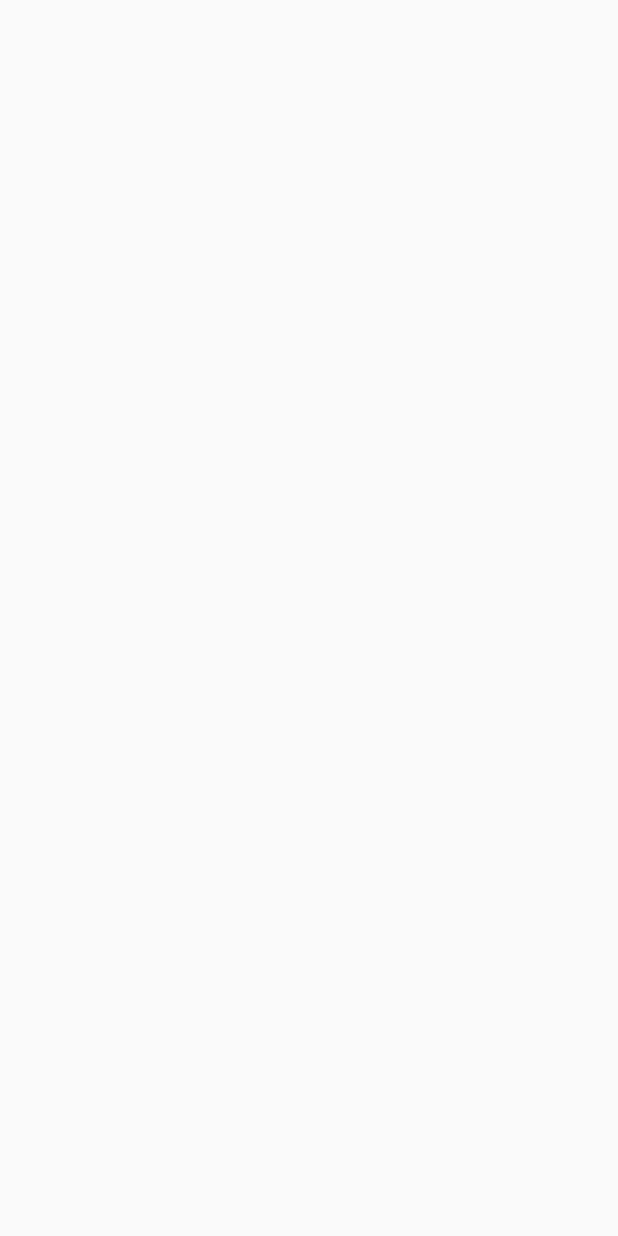
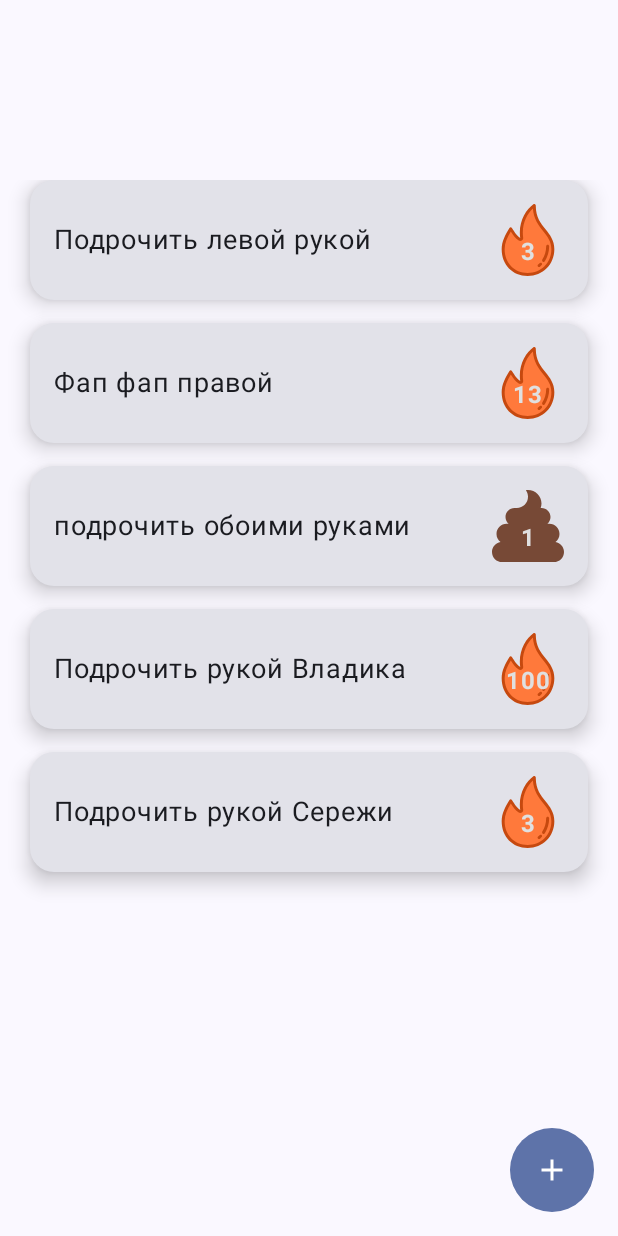
Before and after one commit to Ruslan794/HabiBoo, an Android app built with Jetpack Compose: the screen it shows after launch (MainActivity), on a phone screen of 412 x 824 dp. Before the commit the screen is empty. Run offline under Robolectric (Android 15) with nearby library versions, the phone set to English and light mode, and no system bars; our stand-ins replace livedata-compose.

Commit message:
Late commit. No idea what I`ve done

```diff
--- a/app/build.gradle.kts
+++ b/app/build.gradle.kts
@@ -9,7 +9,7 @@ android {
 
     defaultConfig {
         applicationId = "com.example.habiboo"
-        minSdk = 24
+        minSdk = 26
         targetSdk = 34
         versionCode = 1
         versionName = "1.0"
@@ -59,6 +59,9 @@ dependencies {
     implementation(libs.androidx.ui.graphics)
     implementation(libs.androidx.ui.tooling.preview)
     implementation(libs.androidx.material3)
+    implementation(libs.androidx.runtime.livedata)
+    implementation(libs.androidx.navigation.runtime.ktx)
+    implementation(libs.androidx.navigation.compose)
     testImplementation(libs.junit)
     androidTestImplementation(libs.androidx.junit)
     androidTestImplementation(libs.androidx.espresso.core)
--- /dev/null
+++ b/app/src/main/java/com/example/habiboo/domain/model/Habit.kt
@@ -0,0 +1,16 @@
+package com.example.habiboo.domain.model
+
+import java.time.LocalDateTime
+
+data class Habit (
+    val id: Int = 0, // will be assigned later by database
+    var name: String,
+    var note: String,
+    val notifications: NotificationSettings,
+    val dateOfCreation: LocalDateTime = LocalDateTime.now(),
+    val repetitions: List<LocalDateTime> = listOf(),
+    var currentStreak: Int = 0,
+    var biggestStreak: Int = 0,
+    var periodOfBiggestStreak: Pair<LocalDateTime, LocalDateTime>? = null,
+    var isDeleted: Boolean = false // when true is actually archived
+)
--- /dev/null
+++ b/app/src/main/java/com/example/habiboo/domain/model/NotificationEvent.kt
@@ -0,0 +1,4 @@
+package com.example.habiboo.domain.model
+
+
+data class NotificationEvent(var message: String)  // TODO(): To finish it
--- /dev/null
+++ b/app/src/main/java/com/example/habiboo/domain/model/NotificationSettings.kt
@@ -0,0 +1,12 @@
+package com.example.habiboo.domain.model
+
+// TODO(): To finish it
+
+class NotificationSettings (
+    var notificationsEnabled:Boolean,
+    var timedNotificationsEnabled: Boolean,
+    var randomNotificationsEnabled: Boolean,
+) {
+
+
+}
--- a/app/src/main/java/com/example/habiboo/presentation/HomeScreen.kt
+++ /dev/null
@@ -1,8 +0,0 @@
-package com.example.habiboo.presentation
-
-import androidx.compose.runtime.Composable
-
-@Composable
-fun HomeScreen (){
-
-}
--- a/app/src/main/java/com/example/habiboo/presentation/MainActivity.kt
+++ b/app/src/main/java/com/example/habiboo/presentation/MainActivity.kt
@@ -4,15 +4,23 @@ import android.os.Bundle
 import androidx.activity.ComponentActivity
 import androidx.activity.compose.setContent
 import androidx.activity.enableEdgeToEdge
-import com.example.habiboo.presentation.ui.theme.HabiBooTheme
+import androidx.activity.viewModels
+import androidx.navigation.compose.rememberNavController
+import com.example.habiboo.presentation.navigation.AppNavHost
+import com.example.habiboo.presentation.screens.homescreen.HomeScreen
+import com.example.habiboo.presentation.screens.homescreen.HomeScreenViewModel
+import com.example.habiboo.presentation.theme.HabiBooTheme
 
 class MainActivity : ComponentActivity() {
+
+    private val homeScreenViewModel by viewModels<HomeScreenViewModel> ()
+
     override fun onCreate(savedInstanceState: Bundle?) {
         super.onCreate(savedInstanceState)
         enableEdgeToEdge()
         setContent {
             HabiBooTheme {
-
+                AppNavHost(navController = rememberNavController())
             }
         }
     }
--- /dev/null
+++ b/app/src/main/java/com/example/habiboo/presentation/navigation/AppNavHost.kt
@@ -0,0 +1,29 @@
+package com.example.habiboo.presentation.navigation
+
+import androidx.activity.viewModels
+import androidx.compose.runtime.Composable
+import androidx.navigation.NavHostController
+import androidx.navigation.compose.NavHost
+import androidx.navigation.compose.composable
+import com.example.habiboo.presentation.screens.addhabitscreen.AddHabitScreen
+import com.example.habiboo.presentation.screens.homescreen.HomeScreen
+import com.example.habiboo.presentation.screens.homescreen.HomeScreenViewModel
+
+@Composable
+fun AppNavHost(
+    navController: NavHostController,
+    startDestination: String = NavDestination.Home.route,
+) {
+    NavHost(
+        navController = navController,
+        startDestination = startDestination
+    ) {
+        composable(NavDestination.Home.route) {
+            HomeScreen(navController)
+        }
+
+        composable(NavDestination.AddHabit.route){
+            AddHabitScreen(navController)
+        }
+    }
+}
--- /dev/null
+++ b/app/src/main/java/com/example/habiboo/presentation/navigation/NavigationRoutes.kt
@@ -0,0 +1,11 @@
+package com.example.habiboo.presentation.navigation
+
+enum class Screen {
+    HOME,
+    ADD_HABIT,
+}
+
+sealed class NavDestination(val route: String) {
+    data object Home : NavDestination(Screen.HOME.name)
+    data object AddHabit : NavDestination(Screen.ADD_HABIT.name)
+}
--- /dev/null
+++ b/app/src/main/java/com/example/habiboo/presentation/screens/addhabitscreen/AddHabitScreen.kt
@@ -0,0 +1,28 @@
+package com.example.habiboo.presentation.screens.addhabitscreen
+
+import androidx.compose.foundation.background
+import androidx.compose.foundation.layout.Column
+import androidx.compose.foundation.layout.fillMaxSize
+import androidx.compose.foundation.rememberScrollState
+import androidx.compose.foundation.verticalScroll
+import androidx.compose.material3.Icon
+import androidx.compose.runtime.Composable
+import androidx.compose.ui.Modifier
+import androidx.lifecycle.viewmodel.compose.viewModel
+import androidx.navigation.NavHostController
+import com.example.habiboo.presentation.theme.SoftPink80
+
+
+@Composable
+fun AddHabitScreen(navController: NavHostController, vm : AddHabitScreenViewModel = viewModel()) {
+    val scrollState = rememberScrollState()
+
+    Column(
+        modifier = Modifier
+            .fillMaxSize()
+            .verticalScroll(scrollState)
+            .background(color = SoftPink80)
+    ) {
+
+    }
+}
--- /dev/null
+++ b/app/src/main/java/com/example/habiboo/presentation/screens/addhabitscreen/AddHabitScreenViewModel.kt
@@ -0,0 +1,8 @@
+package com.example.habiboo.presentation.screens.addhabitscreen
+
+import androidx.compose.foundation.rememberScrollState
+import androidx.lifecycle.ViewModel
+
+class AddHabitScreenViewModel () : ViewModel() {
+
+}
--- /dev/null
+++ b/app/src/main/java/com/example/habiboo/presentation/screens/homescreen/HomeScreen.kt
@@ -0,0 +1,175 @@
+package com.example.habiboo.presentation.screens.homescreen
+
+import androidx.compose.foundation.Image
+import androidx.compose.foundation.clickable
+import androidx.compose.foundation.layout.Arrangement
+import androidx.compose.foundation.layout.Box
+import androidx.compose.foundation.layout.Column
+import androidx.compose.foundation.layout.Row
+import androidx.compose.foundation.layout.Spacer
+import androidx.compose.foundation.layout.fillMaxSize
+import androidx.compose.foundation.layout.fillMaxWidth
+import androidx.compose.foundation.layout.height
+import androidx.compose.foundation.layout.padding
+import androidx.compose.foundation.layout.size
+import androidx.compose.foundation.lazy.LazyColumn
+import androidx.compose.foundation.lazy.items
+import androidx.compose.foundation.shape.RoundedCornerShape
+import androidx.compose.material3.Button
+import androidx.compose.material3.Card
+import androidx.compose.material3.CardDefaults
+import androidx.compose.material3.FloatingActionButton
+import androidx.compose.material3.Icon
+import androidx.compose.material3.MaterialTheme
+import androidx.compose.material3.Scaffold
+import androidx.compose.material3.Text
+import androidx.compose.runtime.Composable
+import androidx.compose.runtime.livedata.observeAsState
+import androidx.compose.ui.Alignment
+import androidx.compose.ui.Modifier
+import androidx.compose.ui.draw.clip
+import androidx.compose.ui.graphics.vector.ImageVector
+import androidx.compose.ui.res.painterResource
+import androidx.compose.ui.res.vectorResource
+import androidx.compose.ui.text.font.FontWeight
+import androidx.compose.ui.unit.dp
+import androidx.compose.ui.unit.sp
+import androidx.lifecycle.viewmodel.compose.viewModel
+import androidx.navigation.NavHost
+import androidx.navigation.NavHostController
+import androidx.navigation.compose.rememberNavController
+import com.example.habiboo.R
+import com.example.habiboo.domain.model.Habit
+import com.example.habiboo.presentation.navigation.NavDestination
+import com.example.habiboo.presentation.theme.PrimaryTextDark
+
+@Composable
+fun HomeScreen(navController: NavHostController, vm: HomeScreenViewModel = viewModel()) {
+
+    val habitsState = vm.habits.observeAsState()
+    val onAddBtnClicked  = {  navController.navigate(NavDestination.AddHabit.route)  }
+
+    Scaffold(
+        topBar = { TopBar() },
+        floatingActionButton = { AddHabitButton(onAddBtnClicked = onAddBtnClicked) },
+        content = { padding ->
+            Column(
+                modifier = Modifier
+                    .fillMaxSize()
+                    .padding(padding)
+            ) {
+                if (habitsState.value?.isEmpty() == true) {
+                    EmptyListPlaceHolder()
+                } else {
+                    habitsState.value?.let { HabitList(it,
+                        onHabitClick = { habitId ->
+                     //   navController.navigate(NavDestination.A.createRoute(habitId))
+                    })  }
+                }
+            }
+        }
+    )
+
+}
+
+@Composable
+fun TopBar() {
+    Box(
+        modifier = Modifier
+            .fillMaxWidth()
+            .height(100.dp)
+    )
+    {
+
+    }
+}
+
+@Composable
+fun HabitList(habits: List<Habit>, onHabitClick: (String) -> Unit) {
+    LazyColumn(
+        modifier = Modifier
+            .fillMaxSize()
+            .padding(20.dp)
+    )
+    {
+        items(habits) { h ->
+            HabitCard(habit = h, onHabitClick)
+            Spacer(modifier = Modifier.size(15.dp))
+        }
+    }
+}
+
+@Composable
+fun HabitCard(habit: Habit,  onHabitClick: (String) -> Unit) {
+
+    val image = if (habit.currentStreak < 3) R.drawable.poop_icon
+                else R.drawable.fire_icon
+
+
+    Card(
+        shape = RoundedCornerShape(16.dp),
+        elevation = CardDefaults.cardElevation(defaultElevation = 8.dp),
+        modifier = Modifier
+            .fillMaxWidth()
+            .clickable { onHabitClick(habit.id.toString())}
+    ) {
+        Row(
+            horizontalArrangement = Arrangement.SpaceBetween,
+            verticalAlignment = Alignment.CenterVertically,
+            modifier = Modifier
+                .fillMaxSize()
+                .padding(16.dp)
+        ) {
+            Text(
+                text = habit.name,
+                style = MaterialTheme.typography.bodyLarge.copy(fontSize = 18.sp),
+            )
+            Box(
+                contentAlignment = Alignment.Center,
+                modifier = Modifier
+                    .size(48.dp)
+            ) {
+                Image(
+                    painter = painterResource(id = image),
+                    contentDescription = "Fire Icon",
+                    modifier = Modifier.size(48.dp)
+                )
+                Text(
+                    text = habit.currentStreak.toString(),
+                    fontSize = 16.sp,
+                    fontWeight = FontWeight.Bold,
+                    color = PrimaryTextDark,
+                    modifier = Modifier
+                        .padding(top = 20.dp, start = 4.dp, end = 4.dp, bottom = 4.dp)
+                )
+            }
+        }
+    }
+}
+
+@Composable
+fun EmptyListPlaceHolder() {
+    Column(
+        modifier = Modifier.fillMaxSize(),
+        verticalArrangement = Arrangement.Center,
+        horizontalAlignment = Alignment.CenterHorizontally
+    ) {
+
+        Text(text = "You have no habbits so far...\nStart right now!")
+        Spacer(modifier = Modifier.height(20.dp))
+    }
+}
+
+@Composable
+fun AddHabitButton(onAddBtnClicked:() -> Unit) {
+    FloatingActionButton(
+        onClick = { onAddBtnClicked() },
+        modifier = Modifier.clip(RoundedCornerShape(100.dp))
+    ) {
+        Icon(
+            imageVector = ImageVector.vectorResource(id = R.drawable.add_baseline),
+            contentDescription = "Add Habit",
+            tint = MaterialTheme.colorScheme.onPrimary
+        )
+    }
+}
--- /dev/null
+++ b/app/src/main/java/com/example/habiboo/presentation/screens/homescreen/HomeScreenViewModel.kt
@@ -0,0 +1,128 @@
+package com.example.habiboo.presentation.screens.homescreen
+
+import androidx.lifecycle.LiveData
+import androidx.lifecycle.MutableLiveData
+import androidx.lifecycle.ViewModel
+import androidx.lifecycle.viewModelScope
+import com.example.habiboo.domain.model.Habit
+import com.example.habiboo.domain.model.NotificationSettings
+import kotlinx.coroutines.delay
+import kotlinx.coroutines.launch
+import java.time.LocalDateTime
+
+class HomeScreenViewModel : ViewModel() {
+
+    private val _habits = MutableLiveData<List<Habit>>()
+    val habits: LiveData<List<Habit>> get() = _habits
+
+    init {
+        updateHabitsList()
+    }
+
+    fun updateHabitsList(){
+        viewModelScope.launch {
+            // _habits.value = emptyList()
+          // delay(2000)
+            _habits.value = habitsSample
+        }
+
+    }
+}
+
+
+
+val habitsSample = listOf(
+    Habit(
+        id = 1,
+        name = "Подрочить левой рукой",
+        note = "Дрочить левой рукой не удобно",
+        notifications = NotificationSettings(true, true, false),
+        dateOfCreation = LocalDateTime.now().minusDays(30),
+        repetitions = listOf(
+            LocalDateTime.now().minusDays(1),
+            LocalDateTime.now().minusDays(2),
+            LocalDateTime.now().minusDays(3)
+        ),
+        currentStreak = 3,
+        biggestStreak = 10,
+        periodOfBiggestStreak = Pair(LocalDateTime.now().minusDays(10), LocalDateTime.now()),
+        isDeleted = false
+    ),
+    Habit(
+        id = 2,
+        name = "Фап фап правой",
+        note = "Оч удобно",
+        notifications = NotificationSettings(
+            notificationsEnabled = true,
+            timedNotificationsEnabled = true,
+            randomNotificationsEnabled = true
+        ),
+        dateOfCreation = LocalDateTime.now().minusDays(20),
+        repetitions = listOf(
+            LocalDateTime.now().minusDays(1),
+            LocalDateTime.now().minusDays(2),
+            LocalDateTime.now().minusDays(3)
+        ),
+        currentStreak = 13,
+        biggestStreak = 13,
+        periodOfBiggestStreak = Pair(
+            LocalDateTime.now().minusDays(7),
+            LocalDateTime.now().minusDays(1)
+        ),
+        isDeleted = false
+    ),
+    Habit(
+        id = 3,
+        name = "подрочить обоими руками",
+        note = ".",
+        notifications = NotificationSettings(false, false, false),
+        dateOfCreation = LocalDateTime.now().minusDays(15),
+        repetitions = listOf(
+            LocalDateTime.now().minusDays(1),
+            LocalDateTime.now().minusDays(3),
+            LocalDateTime.now().minusDays(4)
+        ),
+        currentStreak = 1,
+        biggestStreak = 5,
+        periodOfBiggestStreak = Pair(LocalDateTime.now().minusDays(5), LocalDateTime.now()),
+        isDeleted = false
+    ),
+    Habit(
+        id = 4,
+        name = "Подрочить рукой Владика",
+        note = "Не обязательно чтоб он знал",
+        notifications = NotificationSettings(true, false, true),
+        dateOfCreation = LocalDateTime.now().minusDays(10),
+        repetitions = listOf(
+            LocalDateTime.now().minusDays(1),
+            LocalDateTime.now().minusDays(2),
+            LocalDateTime.now().minusDays(3)
+        ),
+        currentStreak = 100,
+        biggestStreak = 100,
+        periodOfBiggestStreak = Pair(
+            LocalDateTime.now().minusDays(3),
+            LocalDateTime.now().minusDays(1)
+        ),
+        isDeleted = false
+    ),
+    Habit(
+        id = 5,
+        name = "Подрочить рукой Сережи",
+        note = "",
+        notifications = NotificationSettings(true, true, false),
+        dateOfCreation = LocalDateTime.now().minusDays(5),
+        repetitions = listOf(
+            LocalDateTime.now().minusDays(1),
+            LocalDateTime.now().minusDays(2),
+            LocalDateTime.now().minusDays(3)
+        ),
+        currentStreak = 3,
+        biggestStreak = 3,
+        periodOfBiggestStreak = Pair(
+            LocalDateTime.now().minusDays(3),
+            LocalDateTime.now().minusDays(1)
+        ),
+        isDeleted = false
+    )
+)
--- /dev/null
+++ b/app/src/main/java/com/example/habiboo/presentation/theme/Color.kt
@@ -0,0 +1,36 @@
+package com.example.habiboo.presentation.theme
+
+import androidx.compose.ui.graphics.Color
+
+val SoftOrange80 = Color(0xFFFFD8A5)
+val SoftOrangeGrey80 = Color(0xFFDEC7B0)
+val SoftPink80 = Color(0xFFF8B8C0)
+
+val SoftOrange40 = Color(0xFFFF9A52)
+val SoftOrangeGrey40 = Color(0xFFB2856F)
+val SoftPink40 = Color(0xFFB87580)
+
+val BackgroundLight = Color(0xFFFFFFFF)
+val SurfaceLight = Color(0xFFFFFFFF)
+val OnPrimaryLight = Color(0xFF212121)
+val OnSecondaryLight = Color(0xFF212121)
+val OnTertiaryLight = Color(0xFFFFFFFF)
+val OnBackgroundLight = Color(0xFF212121)
+val OnSurfaceLight = Color(0xFF212121)
+
+val BackgroundDark = Color(0xFF121212)
+val SurfaceDark = Color(0xFF121212)
+val OnPrimaryDark = Color(0xFFFFFFFF)
+val OnSecondaryDark = Color(0xFFFFFFFF)
+val OnTertiaryDark = Color(0xFF212121)
+val OnBackgroundDark = Color(0xFFE0E0E0)
+val OnSurfaceDark = Color(0xFFE0E0E0)
+
+
+val PrimaryTextLight = Color(0xFF212121)
+val SecondaryTextLight = Color(0xFF757575)
+val TertiaryTextLight = Color(0xFFB87580)  // Tertiary accent color, used sparingly
+
+val PrimaryTextDark = Color(0xFFE0E0E0)
+val SecondaryTextDark = Color(0xFFBDBDBD)
+val TertiaryTextDark = Color(0xFFB87580)  // Tertiary accent color, used sparingly
--- a/app/src/main/java/com/example/habiboo/presentation/ui/theme/Theme.kt
+++ b/app/src/main/java/com/example/habiboo/presentation/theme/Theme.kt
@@ -1,4 +1,4 @@
-package com.example.habiboo.presentation.ui.theme
+package com.example.habiboo.presentation.theme
 
 import android.os.Build
 import androidx.compose.foundation.isSystemInDarkTheme
@@ -10,32 +10,37 @@ import androidx.compose.material3.lightColorScheme
 import androidx.compose.runtime.Composable
 import androidx.compose.ui.platform.LocalContext
 
+
 private val DarkColorScheme = darkColorScheme(
-    primary = Purple80,
-    secondary = PurpleGrey80,
-    tertiary = Pink80
+    primary = SoftOrange40,
+    secondary = SoftOrangeGrey40,
+    tertiary = SoftPink40,
+    background = BackgroundDark,
+    surface = SurfaceDark,
+    onPrimary = OnPrimaryDark,
+    onSecondary = OnSecondaryDark,
+    onTertiary = OnTertiaryDark,
+    onBackground = OnBackgroundDark,
+    onSurface = OnSurfaceDark
 )
 
 private val LightColorScheme = lightColorScheme(
-    primary = Purple40,
-    secondary = PurpleGrey40,
-    tertiary = Pink40
+    primary = SoftOrange80,
+    secondary = SoftOrangeGrey80,
+    tertiary = SoftPink80,
+    background = BackgroundLight,
+    surface = SurfaceLight,
+    onPrimary = OnPrimaryLight,
+    onSecondary = OnSecondaryLight,
+    onTertiary = OnTertiaryLight,
+    onBackground = OnBackgroundLight,
+    onSurface = OnSurfaceLight
 
-    /* Other default colors to override
-    background = Color(0xFFFFFBFE),
-    surface = Color(0xFFFFFBFE),
-    onPrimary = Color.White,
-    onSecondary = Color.White,
-    onTertiary = Color.White,
-    onBackground = Color(0xFF1C1B1F),
-    onSurface = Color(0xFF1C1B1F),
-    */
 )
 
 @Composable
 fun HabiBooTheme(
     darkTheme: Boolean = isSystemInDarkTheme(),
-    // Dynamic color is available on Android 12+
     dynamicColor: Boolean = true,
     content: @Composable () -> Unit
 ) {
--- a/app/src/main/java/com/example/habiboo/presentation/ui/theme/Type.kt
+++ b/app/src/main/java/com/example/habiboo/presentation/theme/Type.kt
@@ -1,4 +1,4 @@
-package com.example.habiboo.presentation.ui.theme
+package com.example.habiboo.presentation.theme
 
 import androidx.compose.material3.Typography
 import androidx.compose.ui.text.TextStyle
--- a/app/src/main/java/com/example/habiboo/presentation/ui/theme/Color.kt
+++ /dev/null
@@ -1,11 +0,0 @@
-package com.example.habiboo.presentation.ui.theme
-
-import androidx.compose.ui.graphics.Color
-
-val Purple80 = Color(0xFFD0BCFF)
-val PurpleGrey80 = Color(0xFFCCC2DC)
-val Pink80 = Color(0xFFEFB8C8)
-
-val Purple40 = Color(0xFF6650a4)
-val PurpleGrey40 = Color(0xFF625b71)
-val Pink40 = Color(0xFF7D5260)
--- /dev/null
+++ b/app/src/main/res/drawable/add_baseline.xml
@@ -0,0 +1,5 @@
+<vector xmlns:android="http://schemas.android.com/apk/res/android" android:height="24dp" android:tint="#000000" android:viewportHeight="24" android:viewportWidth="24" android:width="24dp">
+
+    <path android:fillColor="@android:color/white" android:pathData="M19,13h-6v6h-2v-6H5v-2h6V5h2v6h6v2z"/>
+
+</vector>
--- /dev/null
+++ b/app/src/main/res/drawable/fire_icon.xml
@@ -0,0 +1,24 @@
+<vector xmlns:android="http://schemas.android.com/apk/res/android"
+    android:width="800dp"
+    android:height="800dp"
+    android:viewportWidth="388.22"
+    android:viewportHeight="388.22">
+  <path
+      android:pathData="M160.11,182.62c0.8,6.8 -6,11.6 -12,8c-22,-12.8 -32.8,-36.4 -47.2,-56.8c-23.2,36.8 -40.8,72.4 -40.8,110.4c0,77.2 54.8,136 132,136s136,-58.8 136,-136c0,-96.8 -101.2,-113.6 -100,-236C187.31,37.02 148.91,101.42 160.11,182.62z"
+      android:fillColor="#FF793B"/>
+  <path
+      android:pathData="M192.11,388.22c-81.2,0 -140,-60.4 -140,-144c0,-42 20.4,-80 42,-114.8c1.6,-2.4 4,-3.6 6.4,-3.6c2.8,0 5.2,1.2 6.8,3.2c3.6,4.8 6.8,10 10,15.2c10,15.6 19.6,30.4 34.8,39.2l0,0c-11.6,-82.8 27.6,-151.2 71.2,-182c2.4,-1.6 5.6,-2 8.4,-0.4c2.8,1.2 4.4,4 4.4,7.2c-0.8,62 26.4,96 52.4,128.4c23.6,29.2 47.6,59.2 47.6,107.6C336.11,326.22 274.11,388.22 192.11,388.22zM101.31,148.62c-18,29.6 -33.2,61.6 -33.2,95.6c0,74 52,128 124,128c72.8,0 128,-55.2 128,-128c0,-42.8 -20.4,-68 -44,-97.6c-24.4,-30.4 -51.6,-64.4 -55.6,-122c-34.4,31.2 -62,88.4 -52.4,156.8l0,0c0.8,6.4 -2,12.4 -7.2,15.6c-5.2,3.2 -11.6,3.2 -16.8,0c-18.4,-10.8 -29.2,-28 -40,-44.4C102.91,151.42 102.11,150.22 101.31,148.62z"
+      android:fillColor="#C6490F"/>
+  <path
+      android:pathData="M278.11,304.22c14,-21.6 22,-47.6 22,-76"
+      android:fillColor="#FF793B"/>
+  <path
+      android:pathData="M278.11,312.22c-1.6,0 -3.2,-0.4 -4.4,-1.2c-3.6,-2.4 -4.8,-7.2 -2.4,-11.2c13.6,-20.8 20.8,-45.6 20.8,-71.6c0,-4.4 3.6,-8 8,-8s8,3.6 8,8c0,29.2 -8,56.8 -23.2,80.4C283.31,311.02 280.91,312.22 278.11,312.22z"
+      android:fillColor="#C6490F"/>
+  <path
+      android:pathData="M253.71,332.22c2.8,-2.4 6,-5.2 8.4,-8"
+      android:fillColor="#FF793B"/>
+  <path
+      android:pathData="M253.71,340.22c-2.4,0 -4.4,-0.8 -6,-2.8c-2.8,-3.2 -2.4,-8.4 0.8,-11.2c2.4,-2.4 5.6,-4.8 7.6,-7.2c2.8,-3.2 8,-3.6 11.2,-0.8c3.2,2.8 3.6,8 0.8,11.2c-2.8,3.2 -6.4,6.4 -9.2,8.8C257.31,339.42 255.71,340.22 253.71,340.22z"
+      android:fillColor="#C6490F"/>
+</vector>
--- /dev/null
+++ b/app/src/main/res/drawable/poop_icon.xml
@@ -0,0 +1,9 @@
+<vector xmlns:android="http://schemas.android.com/apk/res/android"
+    android:width="800dp"
+    android:height="800dp"
+    android:viewportWidth="512"
+    android:viewportHeight="512">
+  <path
+      android:pathData="M451.36,369.14C468.66,355.99 480,335.41 480,312c0,-39.77 -32.24,-72 -72,-72h-14.07c13.42,-11.73 22.07,-28.78 22.07,-48 0,-35.35 -28.65,-64 -64,-64h-5.88c3.57,-10.05 5.88,-20.72 5.88,-32 0,-53.02 -42.98,-96 -96,-96 -5.17,0 -10.15,0.74 -15.11,1.52C250.31,14.64 256,30.62 256,48c0,44.18 -35.82,80 -80,80h-16c-35.35,0 -64,28.65 -64,64 0,19.22 8.65,36.27 22.07,48H104c-39.76,0 -72,32.23 -72,72 0,23.41 11.34,43.99 28.64,57.14C26.31,374.62 0,404.12 0,440c0,39.76 32.24,72 72,72h368c39.76,0 72,-32.24 72,-72 0,-35.88 -26.31,-65.38 -60.64,-70.86z"
+      android:fillColor="#774936"/>
+</vector>
--- a/gradle/libs.versions.toml
+++ b/gradle/libs.versions.toml
@@ -8,6 +8,9 @@ espressoCore = "3.5.1"
 lifecycleRuntimeKtx = "2.6.1"
 activityCompose = "1.8.0"
 composeBom = "2024.04.01"
+runtimeLivedata = "1.6.8"
+navigationRuntimeKtx = "2.7.7"
+navigationCompose = "2.7.7"
 
 [libraries]
 androidx-core-ktx = { group = "androidx.core", name = "core-ktx", version.ref = "coreKtx" }
@@ -24,6 +27,9 @@ androidx-ui-tooling-preview = { group = "androidx.compose.ui", name = "ui-toolin
 androidx-ui-test-manifest = { group = "androidx.compose.ui", name = "ui-test-manifest" }
 androidx-ui-test-junit4 = { group = "androidx.compose.ui", name = "ui-test-junit4" }
 androidx-material3 = { group = "androidx.compose.material3", name = "material3" }
+androidx-runtime-livedata = { group = "androidx.compose.runtime", name = "runtime-livedata", version.ref = "runtimeLivedata" }
+androidx-navigation-runtime-ktx = { group = "androidx.navigation", name = "navigation-runtime-ktx", version.ref = "navigationRuntimeKtx" }
+androidx-navigation-compose = { group = "androidx.navigation", name = "navigation-compose", version.ref = "navigationCompose" }
 
 [plugins]
 android-application = { id = "com.android.application", version.ref = "agp" }
```
